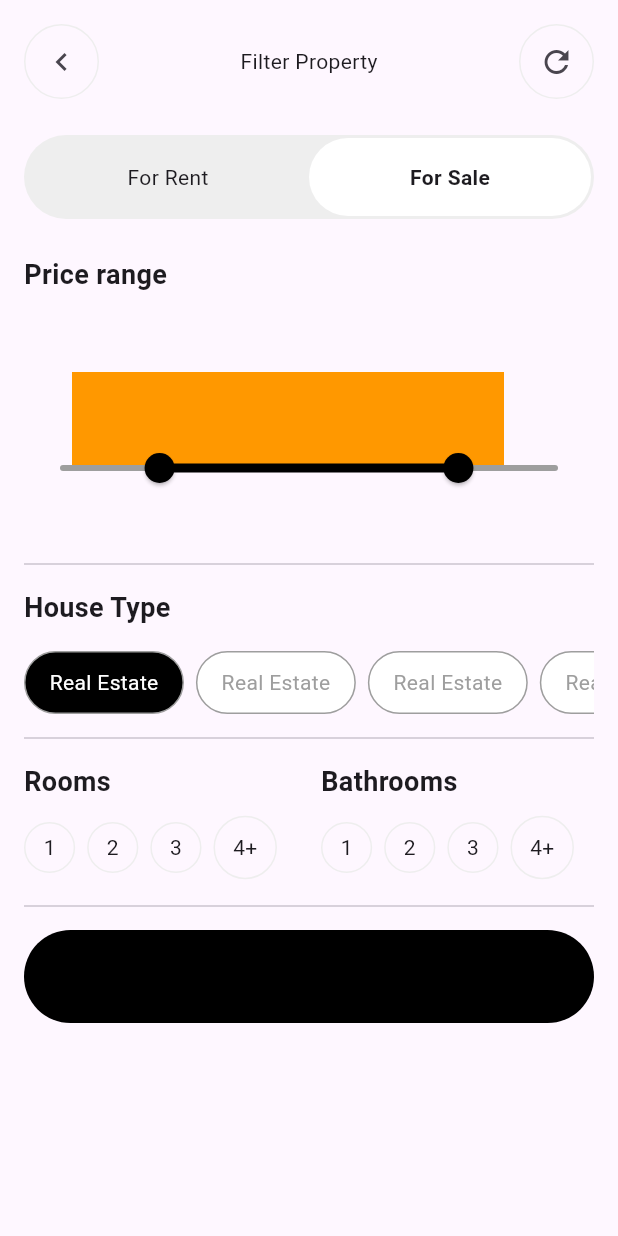
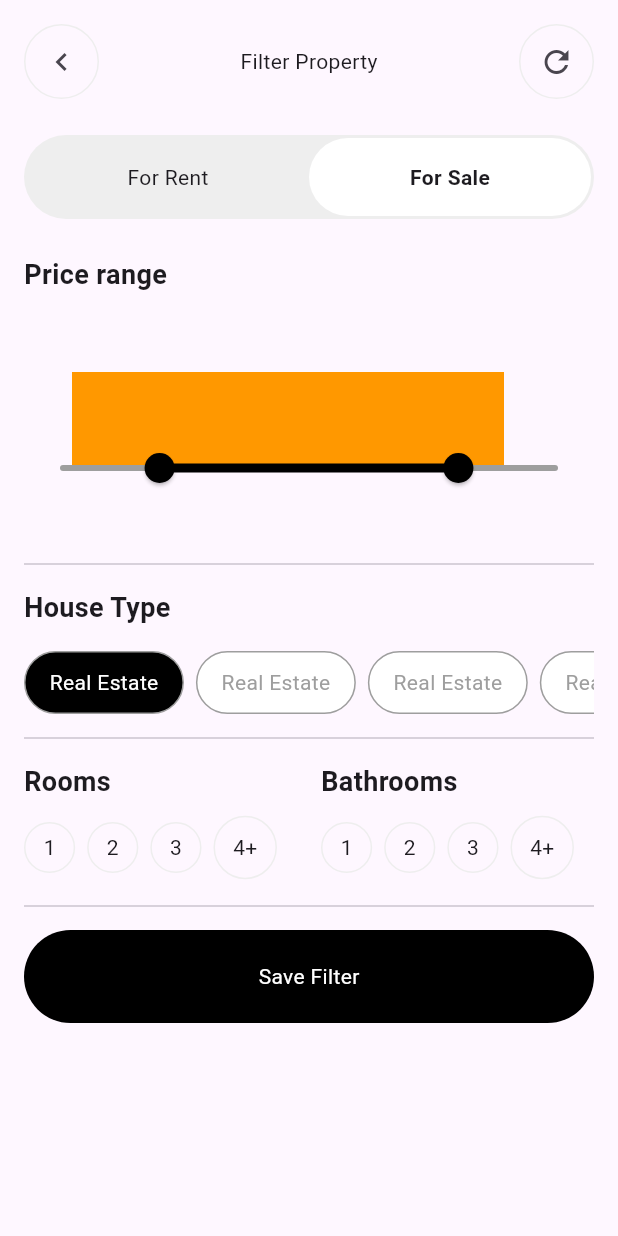
Before and after one commit to JAICHANGPARK/flutter_notebook_chapter_34, a Flutter app: the RealEstateFilterPage screen opened directly, on a phone screen of 412 x 824 dp. Run offline on Flutter 3.47's test engine with Material 3 defaults, Android fonts, the phone set to English and light mode, and no system bars; our stand-ins replace gap, google_fonts, ionicons.

Commit message:
Update real_estate_filter_page.dart

```diff
--- a/lib/ep1724_real_estate_app/views/real_estate_filter_page.dart
+++ b/lib/ep1724_real_estate_app/views/real_estate_filter_page.dart
@@ -326,6 +326,14 @@ class _RealEstateFilterPageState extends State<RealEstateFilterPage> {
                   color: Colors.black,
                   borderRadius: BorderRadius.circular(32),
                 ),
+                child: Center(
+                  child: Text(
+                    "Save Filter",
+                    style: TextStyle(
+                      color: Colors.white,
+                    ),
+                  ),
+                ),
               )
             ],
           ),
```
